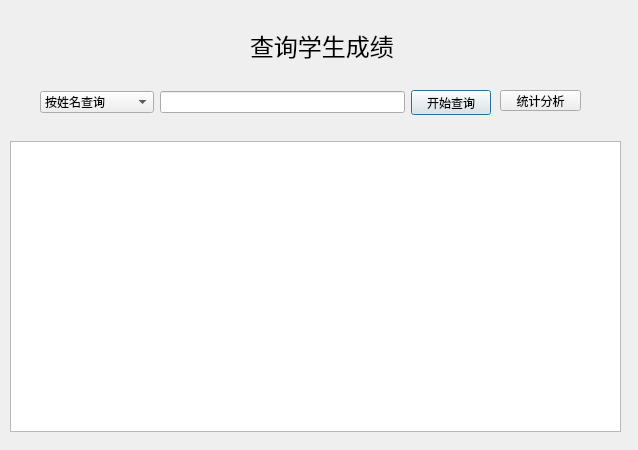
The window that tea_querystu.ui (maikelaolin123/111) describes before a commit, drawn with Qt 5.
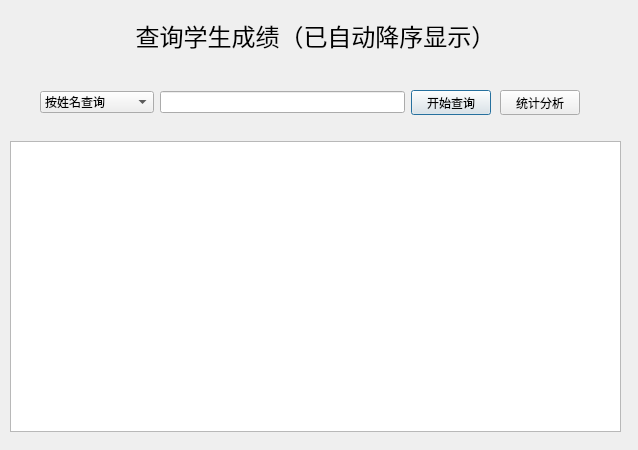
The same window after the commit.

```diff
--- a/tea_querystu.ui
+++ b/tea_querystu.ui
@@ -16,9 +16,9 @@
   <widget class="QLabel" name="label">
    <property name="geometry">
     <rect>
-     <x>250</x>
-     <y>30</y>
-     <width>151</width>
+     <x>10</x>
+     <y>20</y>
+     <width>611</width>
      <height>31</height>
     </rect>
    </property>
@@ -28,7 +28,10 @@
     </font>
    </property>
    <property name="text">
-    <string>查询学生成绩</string>
+    <string>查询学生成绩（已自动降序显示）</string>
+   </property>
+   <property name="alignment">
+    <set>Qt::AlignCenter</set>
    </property>
   </widget>
   <widget class="QTableView" name="tableView">
@@ -109,8 +112,8 @@
     <rect>
      <x>500</x>
      <y>90</y>
-     <width>81</width>
-     <height>21</height>
+     <width>80</width>
+     <height>25</height>
     </rect>
    </property>
    <property name="text">
```
Left out of the diff: 2 changed lines with no effect on the pictures.
